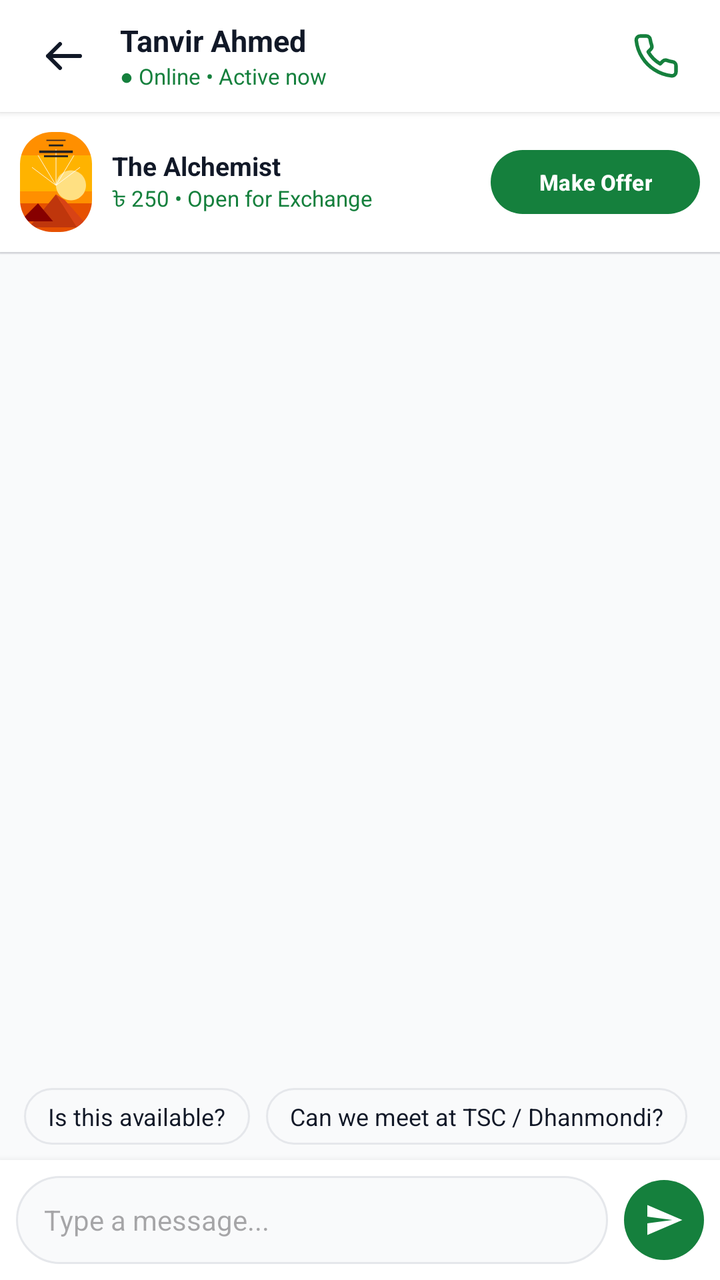
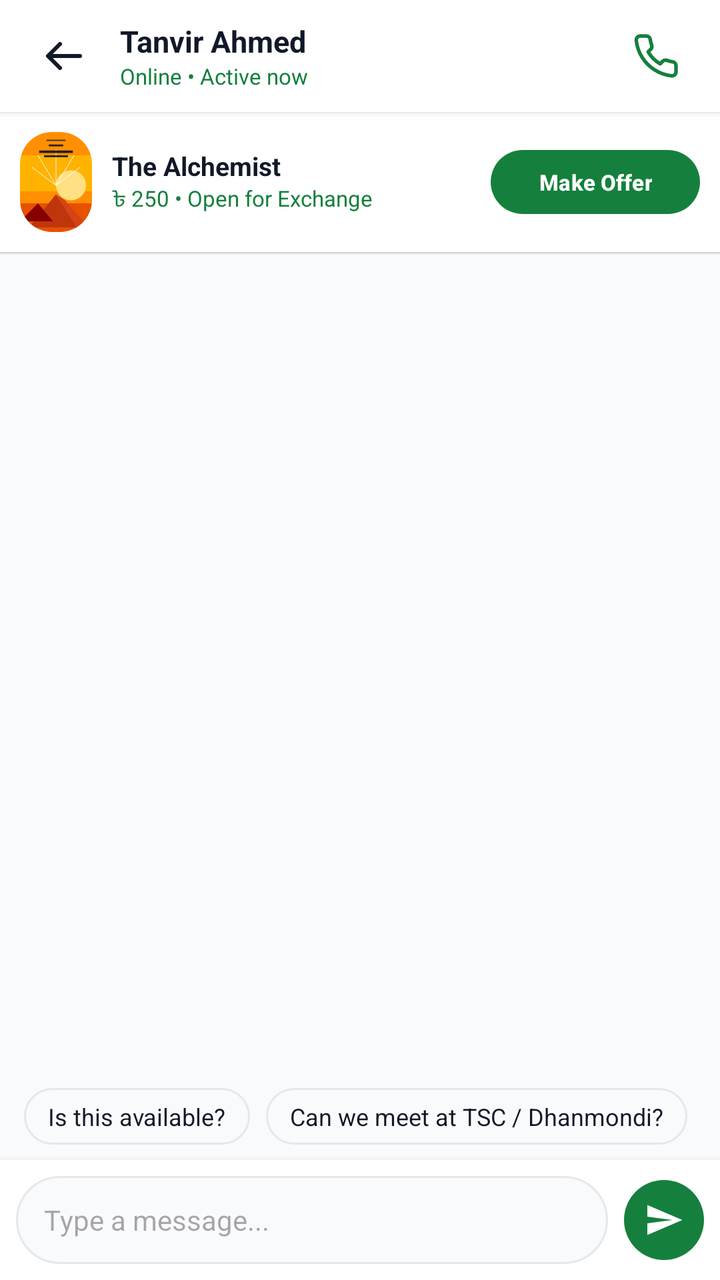

Before-and-after screenshots of an Android layout around one commit, followed by the original layout XML and the change that was made.
<!-- AndroidManifest.xml: application theme Theme.BoiBinimoy -->
<!-- res/layout/activity_chat.xml -->
<?xml version="1.0" encoding="utf-8"?>
<LinearLayout xmlns:android="http://schemas.android.com/apk/res/android"
    xmlns:app="http://schemas.android.com/apk/res-auto"
    xmlns:tools="http://schemas.android.com/tools"
    android:layout_width="match_parent"
    android:layout_height="match_parent"
    android:orientation="vertical"
    android:fitsSystemWindows="true"
    android:background="@color/background_light">

    
    <RelativeLayout
        android:layout_width="match_parent"
        android:layout_height="56dp"
        android:paddingStart="16dp"
        android:paddingEnd="16dp"
        android:background="@color/white"
        android:elevation="2dp"
        android:gravity="center_vertical">

        <ImageView
            android:id="@+id/btnChatBack"
            android:layout_width="32dp"
            android:layout_height="32dp"
            android:layout_alignParentStart="true"
            android:layout_centerVertical="true"
            android:src="@drawable/ic_arrow_back"
            android:padding="4dp"
            android:clickable="true"
            android:focusable="true"
            android:background="?attr/selectableItemBackgroundBorderless" />

        <LinearLayout
            android:layout_width="wrap_content"
            android:layout_height="wrap_content"
            android:layout_toEndOf="@id/btnChatBack"
            android:layout_marginStart="12dp"
            android:layout_centerVertical="true"
            android:orientation="vertical">

            <TextView
                android:id="@+id/tvChatRecipient"
                android:layout_width="wrap_content"
                android:layout_height="wrap_content"
                android:text="Tanvir Ahmed"
                android:textColor="@color/text_primary"
                android:textSize="15sp"
                android:textStyle="bold" />

            <TextView
                android:layout_width="wrap_content"
                android:layout_height="wrap_content"
                android:text="● Online • Active now"
                android:textColor="@color/primary_green"
                android:textSize="11sp" />

        </LinearLayout>

        <ImageView
            android:id="@+id/btnChatCall"
            android:layout_width="32dp"
            android:layout_height="32dp"
            android:layout_alignParentEnd="true"
            android:layout_centerVertical="true"
            android:src="@drawable/ic_call"
            app:tint="@color/primary_green"
            android:padding="4dp"
            android:clickable="true"
            android:focusable="true"
            android:background="?attr/selectableItemBackgroundBorderless" />

    </RelativeLayout>

    
    <LinearLayout
        android:id="@+id/layoutBookContext"
        android:layout_width="match_parent"
        android:layout_height="wrap_content"
        android:background="@color/white"
        android:orientation="horizontal"
        android:padding="10dp"
        android:gravity="center_vertical"
        android:elevation="1dp">

        <com.google.android.material.imageview.ShapeableImageView
            android:id="@+id/ivContextBookCover"
            android:layout_width="36dp"
            android:layout_height="50dp"
            android:scaleType="centerCrop"
            android:src="@drawable/cover_alchemist"
            app:shapeAppearanceOverlay="@style/ShapeAppearance.BoiBinimoy.Card.Rounded16" />

        <LinearLayout
            android:layout_width="0dp"
            android:layout_height="wrap_content"
            android:layout_weight="1"
            android:layout_marginStart="10dp"
            android:orientation="vertical">

            <TextView
                android:id="@+id/tvContextTitle"
                android:layout_width="wrap_content"
                android:layout_height="wrap_content"
                android:text="The Alchemist"
                android:textColor="@color/text_primary"
                android:textSize="13sp"
                android:textStyle="bold" />

            <TextView
                android:id="@+id/tvContextPrice"
                android:layout_width="wrap_content"
                android:layout_height="wrap_content"
                android:text="৳ 250 • Open for Exchange"
                android:textColor="@color/primary_green"
                android:textSize="11sp" />

        </LinearLayout>

        <com.google.android.material.button.MaterialButton
            android:id="@+id/btnMakeOffer"
            android:layout_width="wrap_content"
            android:layout_height="32dp"
            android:text="Make Offer"
            android:textColor="@color/white"
            android:textSize="11sp"
            android:textStyle="bold"
            app:cornerRadius="16dp"
            app:backgroundTint="@color/primary_green"
            android:insetTop="0dp"
            android:insetBottom="0dp" />

    </LinearLayout>

    <View
        android:layout_width="match_parent"
        android:layout_height="1dp"
        android:background="#E5E7EB" />

    
    <androidx.recyclerview.widget.RecyclerView
        android:id="@+id/rvChatMessages"
        android:layout_width="match_parent"
        android:layout_height="0dp"
        android:layout_weight="1"
        android:paddingTop="8dp"
        android:paddingBottom="8dp"
        android:clipToPadding="false"
        tools:listitem="@layout/item_chat_message" />

    
    <HorizontalScrollView
        android:layout_width="match_parent"
        android:layout_height="wrap_content"
        android:scrollbars="none"
        android:paddingStart="12dp"
        android:paddingEnd="12dp"
        android:paddingBottom="6dp">

        <LinearLayout
            android:layout_width="wrap_content"
            android:layout_height="wrap_content"
            android:orientation="horizontal">

            <TextView
                android:id="@+id/chipQuick1"
                android:layout_width="wrap_content"
                android:layout_height="wrap_content"
                android:background="@drawable/bg_search_bar"
                android:paddingStart="12dp"
                android:paddingEnd="12dp"
                android:paddingTop="6dp"
                android:paddingBottom="6dp"
                android:text="Is this available?"
                android:textColor="@color/text_primary"
                android:textSize="12sp"
                android:clickable="true"
                android:focusable="true" />

            <TextView
                android:id="@+id/chipQuick2"
                android:layout_width="wrap_content"
                android:layout_height="wrap_content"
                android:layout_marginStart="8dp"
                android:background="@drawable/bg_search_bar"
                android:paddingStart="12dp"
                android:paddingEnd="12dp"
                android:paddingTop="6dp"
                android:paddingBottom="6dp"
                android:text="Can we meet at TSC / Dhanmondi?"
                android:textColor="@color/text_primary"
                android:textSize="12sp"
                android:clickable="true"
                android:focusable="true" />

            <TextView
                android:id="@+id/chipQuick3"
                android:layout_width="wrap_content"
                android:layout_height="wrap_content"
                android:layout_marginStart="8dp"
                android:background="@drawable/bg_search_bar"
                android:paddingStart="12dp"
                android:paddingEnd="12dp"
                android:paddingTop="6dp"
                android:paddingBottom="6dp"
                android:text="Can you do ৳ 200?"
                android:textColor="@color/text_primary"
                android:textSize="12sp"
                android:clickable="true"
                android:focusable="true" />

        </LinearLayout>

    </HorizontalScrollView>

    
    <LinearLayout
        android:layout_width="match_parent"
        android:layout_height="wrap_content"
        android:background="@color/white"
        android:orientation="horizontal"
        android:padding="8dp"
        android:gravity="center_vertical"
        android:elevation="6dp">

        <EditText
            android:id="@+id/etChatMessage"
            android:layout_width="0dp"
            android:layout_height="44dp"
            android:layout_weight="1"
            android:background="@drawable/bg_search_bar"
            android:hint="Type a message..."
            android:paddingStart="14dp"
            android:paddingEnd="14dp"
            android:textColor="@color/text_primary"
            android:textSize="14sp"
            android:inputType="textCapSentences" />

        <ImageView
            android:id="@+id/btnSendMessage"
            android:layout_width="40dp"
            android:layout_height="40dp"
            android:layout_marginStart="8dp"
            android:background="@drawable/bg_fab_green"
            android:padding="10dp"
            android:src="@drawable/ic_send"
            app:tint="@color/white"
            android:clickable="true"
            android:focusable="true" />

    </LinearLayout>

</LinearLayout>
<!-- res/layout/item_chat_message.xml (included above) -->
<?xml version="1.0" encoding="utf-8"?>
<LinearLayout xmlns:android="http://schemas.android.com/apk/res/android"
    android:layout_width="match_parent"
    android:layout_height="wrap_content"
    android:orientation="vertical"
    android:paddingStart="12dp"
    android:paddingEnd="12dp"
    android:paddingTop="4dp"
    android:paddingBottom="4dp">

    
    <LinearLayout
        android:id="@+id/layoutIncoming"
        android:layout_width="wrap_content"
        android:layout_height="wrap_content"
        android:layout_gravity="start"
        android:layout_marginEnd="60dp"
        android:orientation="vertical">

        <TextView
            android:id="@+id/tvIncomingText"
            android:layout_width="wrap_content"
            android:layout_height="wrap_content"
            android:background="@drawable/bg_search_bar"
            android:paddingStart="14dp"
            android:paddingEnd="14dp"
            android:paddingTop="10dp"
            android:paddingBottom="10dp"
            android:text="Is this book still available?"
            android:textColor="@color/text_primary"
            android:textSize="14sp" />

        <TextView
            android:id="@+id/tvIncomingTime"
            android:layout_width="wrap_content"
            android:layout_height="wrap_content"
            android:layout_marginStart="4dp"
            android:layout_marginTop="2dp"
            android:text="4:15 PM"
            android:textColor="@color/text_muted"
            android:textSize="10sp" />

    </LinearLayout>

    
    <LinearLayout
        android:id="@+id/layoutOutgoing"
        android:layout_width="wrap_content"
        android:layout_height="wrap_content"
        android:layout_gravity="end"
        android:layout_marginStart="60dp"
        android:orientation="vertical"
        android:gravity="end">

        <TextView
            android:id="@+id/tvOutgoingText"
            android:layout_width="wrap_content"
            android:layout_height="wrap_content"
            android:background="@drawable/bg_pill_button"
            android:backgroundTint="@color/primary_green"
            android:paddingStart="14dp"
            android:paddingEnd="14dp"
            android:paddingTop="10dp"
            android:paddingBottom="10dp"
            android:text="Yes, it is available!"
            android:textColor="@color/white"
            android:textSize="14sp" />

        <TextView
            android:id="@+id/tvOutgoingTime"
            android:layout_width="wrap_content"
            android:layout_height="wrap_content"
            android:layout_marginEnd="4dp"
            android:layout_marginTop="2dp"
            android:text="4:16 PM • Read"
            android:textColor="@color/text_muted"
            android:textSize="10sp" />

    </LinearLayout>

</LinearLayout>
<!-- resources referenced by this layout -->
<resources>
  <color name="background_light">#F9FAFB</color>
  <color name="primary_green">#15803D</color>
  <color name="text_muted">#9CA3AF</color>
  <color name="text_primary">#111827</color>
  <color name="white">#FFFFFF</color>
  <!-- drawable bg_fab_green (drawable) -->
  <?xml version="1.0" encoding="utf-8"?>
  <shape xmlns:android="http://schemas.android.com/apk/res/android"
      android:shape="oval">
      <solid android:color="@color/primary_green" />
  </shape>
  <!-- drawable bg_pill_button (drawable) -->
  <?xml version="1.0" encoding="utf-8"?>
  <shape xmlns:android="http://schemas.android.com/apk/res/android"
      android:shape="rectangle">
      <corners android:radius="20dp" />
      <solid android:color="#0F4F27" />
  </shape>
  <!-- drawable bg_search_bar (drawable) -->
  <?xml version="1.0" encoding="utf-8"?>
  <shape xmlns:android="http://schemas.android.com/apk/res/android"
      android:shape="rectangle">
      <corners android:radius="24dp" />
      <solid android:color="@color/search_bar_bg" />
      <stroke
          android:width="1dp"
          android:color="#E5E7EB" />
  </shape>
  <!-- drawable ic_arrow_back (drawable) -->
  <vector xmlns:android="http://schemas.android.com/apk/res/android"
      android:width="24dp"
      android:height="24dp"
      android:viewportWidth="24"
      android:viewportHeight="24">
      <path
          android:strokeColor="#111827"
          android:strokeWidth="2"
          android:strokeLineCap="round"
          android:strokeLineJoin="round"
          android:pathData="M20,12 L4,12 M10,18 L4,12 L10,6" />
  </vector>
  <!-- drawable ic_call (drawable) -->
  <vector xmlns:android="http://schemas.android.com/apk/res/android"
      android:width="24dp"
      android:height="24dp"
      android:viewportWidth="24"
      android:viewportHeight="24">
      <path
          android:strokeColor="#15803D"
          android:strokeWidth="1.8"
          android:strokeLineCap="round"
          android:strokeLineJoin="round"
          android:pathData="M22,16.92v3a2,2 0 0,1 -2.18,2 19.79,19.79 0 0,1 -8.63,-3.07 19.5,19.5 0 0,1 -6,-6 19.79,19.79 0 0,1 -3.07,-8.67A2,2 0 0,1 4.11,2h3a2,2 0 0,1 2,1.72 12.84,12.84 0 0,0 0.7,2.81 2,2 0 0,1 -0.45,2.11L8.09,9.91a16,16 0 0,0 6,6l1.27,-1.27a2,2 0 0,1 2.11,-0.45 12.84,12.84 0 0,0 2.81,0.7A2,2 0 0,1 22,16.92z" />
  </vector>
  <!-- drawable ic_send (drawable) -->
  <vector xmlns:android="http://schemas.android.com/apk/res/android"
      android:width="24dp"
      android:height="24dp"
      android:viewportWidth="24"
      android:viewportHeight="24">
      <path
          android:fillColor="#15803D"
          android:pathData="M2.01,21L23,12 2.01,3 2,10l15,2 -15,2z" />
  </vector>
  <style name="ShapeAppearance.BoiBinimoy.Card.Rounded16" parent="">
          <item name="cornerSize">16dp</item>
      </style>
  <style name="Theme.BoiBinimoy" parent="Theme.Material3.DayNight.NoActionBar">
          
          <item name="colorPrimary">@color/primary_green</item>
          <item name="colorPrimaryDark">@color/primary_green_dark</item>
          <item name="colorOnPrimary">@color/white</item>
          <item name="colorSecondary">@color/primary_green_light</item>
          <item name="colorSecondaryVariant">@color/primary_green_dark</item>
          <item name="colorOnSecondary">@color/white</item>
          
          
          <item name="android:statusBarColor">@color/background_light</item>
          <item name="android:windowLightStatusBar">true</item>
          <item name="android:navigationBarColor">@color/white</item>
          <item name="android:windowLightNavigationBar" tools:targetApi="o_mr1">true</item>
          <item name="android:windowBackground">@color/background_light</item>
          <item name="android:fitsSystemWindows">true</item>
      </style>
  <color name="search_bar_bg">#F9FAFB</color>
  <color name="primary_green_dark">#14532D</color>
  <color name="primary_green_light">#22C55E</color>
  <!-- unchanged entries left out for length: 1 -->
</resources>

<!-- the commit's change to res/layout/activity_chat.xml (unified diff, before → after) -->
@@ -50,7 +50,7 @@
             <TextView
                 android:layout_width="wrap_content"
                 android:layout_height="wrap_content"
-                android:text="● Online • Active now"
+                android:text="Online • Active now"
                 android:textColor="@color/primary_green"
                 android:textSize="11sp" />
 
